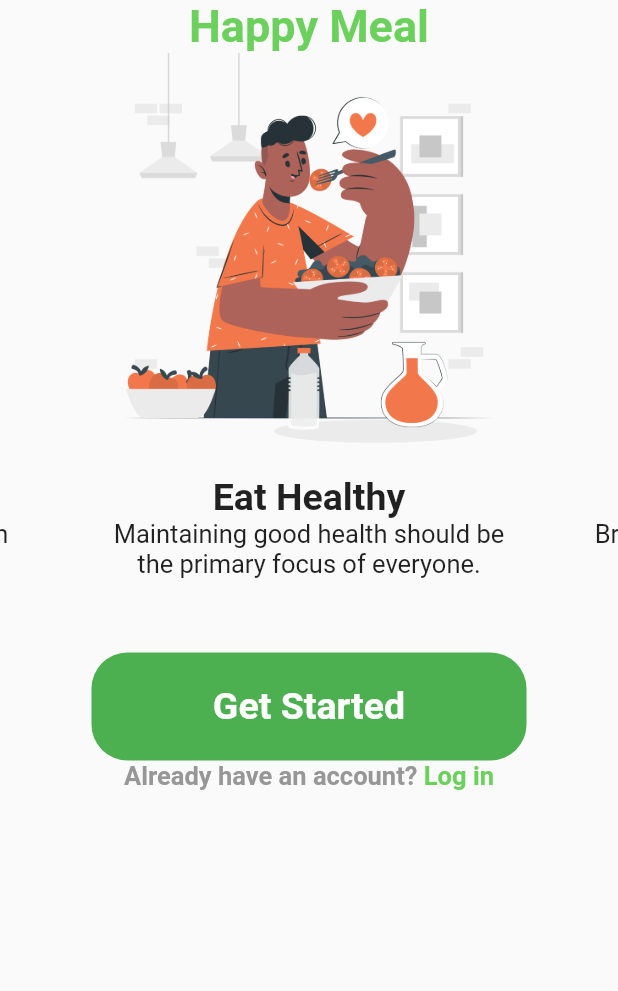
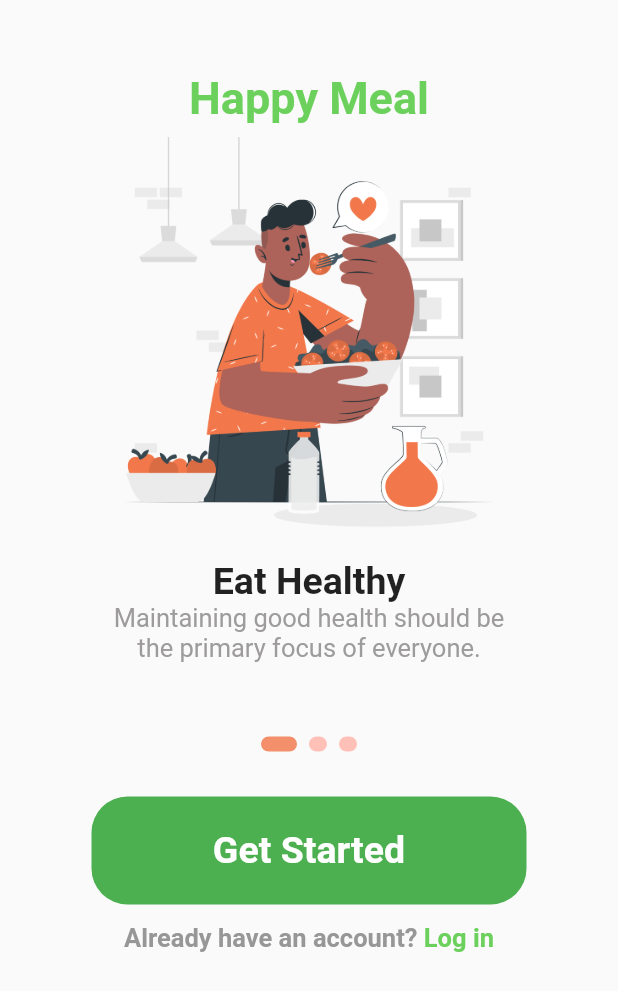
Before and after one commit to SonNguyen9720/plan_meal_app, a Flutter app: the screen it shows after launch, on a phone screen of 412 x 824 dp. Shown: the top 991 px of the screen. Run offline on Flutter 3.47's test engine with Material 2 defaults, Android fonts, the phone set to English and light mode, and no system bars; drawn by our look-alikes of carousel_slider, smooth_page_indicator; our stand-ins replace bloc, equatable, flutter_bloc, get_it, google_fonts; Roboto replaces fonts that are missing (Signika).

Commit message:
Complete onboard_screen

```diff
--- a/lib/config/theme.dart
+++ b/lib/config/theme.dart
@@ -8,6 +8,7 @@ class AppSizes {}
 class AppColors {
   static const green = Color.fromRGBO(108, 209, 92, 1);
   static const orange = Color.fromRGBO(242, 120, 75, 0.82);
+  static const orangeLight = Color.fromRGBO(255, 192, 184, 1);
   static const red = Color(0xFFDB3022);
   static const white = Color(0xFFFFFFFF);
   static const background = Color(0xFFE5E5E5);
@@ -15,7 +16,7 @@ class AppColors {
   static const transparent = Color(0x00000000);
   static const success = Color(0xFF2AA952);
   static const black = Color(0xFF222222);
-  static const lightGray = Color(0xFF9B9B9B);
+  static const lightGray = Color(0xFF9D9B9B);
   static const darkGray = Color(0xFF979797);
 }
 
--- a/lib/main.dart
+++ b/lib/main.dart
@@ -3,7 +3,7 @@ import 'package:flutter_bloc/flutter_bloc.dart';
 import 'package:plan_meal_app/config/routes.dart';
 import 'package:plan_meal_app/config/theme.dart';
 import 'package:plan_meal_app/presentation/features/home/home_screen.dart';
-import 'package:plan_meal_app/presentation/features/onboard/onborad_screen.dart';
+import 'package:plan_meal_app/presentation/features/onboard/onboard_screen.dart';
 import 'package:plan_meal_app/presentation/features/splashscreen/splash_screen_screen.dart';
 
 import 'locator.dart' as service_locator;
--- a/lib/presentation/features/onboard/onboard.dart
+++ b/lib/presentation/features/onboard/onboard.dart
@@ -1 +1 @@
-export 'onborad_screen.dart';
+export 'onboard_screen.dart';
--- a/lib/presentation/features/onboard/onborad_screen.dart
+++ b/lib/presentation/features/onboard/onboard_screen.dart
@@ -2,9 +2,16 @@ import 'package:flutter/material.dart';
 import 'package:plan_meal_app/config/theme.dart';
 import 'package:carousel_slider/carousel_slider.dart';
 import 'package:plan_meal_app/data/model/carousel_item.dart';
+import 'package:smooth_page_indicator/smooth_page_indicator.dart';
 
-class OnboardScreen extends StatelessWidget {
-  OnboardScreen({Key? key}) : super(key: key);
+class OnboardScreen extends StatefulWidget {
+  const OnboardScreen({Key? key}) : super(key: key);
+
+  @override
+  State<OnboardScreen> createState() => _OnboardScreenState();
+}
+
+class _OnboardScreenState extends State<OnboardScreen> {
   final List<CarouselItem> carouselItemList = [
     const CarouselItem(
         image: "assets/intro/onboard_1.png",
@@ -22,18 +29,26 @@ class OnboardScreen extends StatelessWidget {
         description: "With amazing inbuilt tools you can track your progress.")
   ];
 
+  int activeIndex = 0;
+
   @override
   Widget build(BuildContext context) {
     return Scaffold(
       body: Column(
         children: [
-          const Center(
+          const SizedBox(
+            height: 40,
+          ),
+          const Padding(
+            padding: EdgeInsets.fromLTRB(0, 8.0, 0, 8.0),
+            child: Center(
               child: Text(
                 "Happy Meal",
                 style: TextStyle(
                     fontSize: 30,
                     color: AppColors.green,
                     fontWeight: FontWeight.w700),
+              ),
             ),
           ),
           CarouselSlider.builder(
@@ -44,7 +59,17 @@ class OnboardScreen extends StatelessWidget {
               },
               options: CarouselOptions(
                   height: 400,
-              )),
+                  autoPlay: true,
+                  autoPlayInterval: const Duration(seconds: 2),
+                  viewportFraction: 1,
+                  onPageChanged: (index, reason) =>
+                      setState(() => activeIndex = index)),
+
+          ),
+          buildIndicator(),
+          const SizedBox(
+            height: 30,
+          ),
           Center(
             child: SizedBox(
               height: 72,
@@ -68,7 +93,9 @@ class OnboardScreen extends StatelessWidget {
               ),
             ),
           ),
-          Row(
+          Padding(
+            padding: const EdgeInsets.fromLTRB(0, 12.0, 0, 12.0),
+            child: Row(
               mainAxisAlignment: MainAxisAlignment.center,
               children: [
                 const Text(
@@ -89,6 +116,7 @@ class OnboardScreen extends StatelessWidget {
                   onTap: () {},
                 )
               ],
+            ),
           )
         ],
       ),
@@ -96,14 +124,6 @@ class OnboardScreen extends StatelessWidget {
   }
 
   // List buildCarouselItemList() {
-  //   List carouselItemList = [];
-  //   for (int i = 0; i < imageList.length; i++) {
-  //     carouselItemList.add(
-  //         buildCarouselItem(imageList[i], titleList[i], descriptionList[i]));
-  //   }
-  //   return carouselItemList;
-  // }
-
   Widget buildCarouselItem(CarouselItem carouselItem) {
     return SizedBox(
       width: 282,
@@ -130,7 +150,8 @@ class OnboardScreen extends StatelessWidget {
             child: Center(
               child: Text(
                 carouselItem.description,
-                style: const TextStyle(fontSize: 17),
+                style:
+                    const TextStyle(fontSize: 17, color: AppColors.lightGray),
                 textAlign: TextAlign.center,
               ),
             ),
@@ -139,4 +160,18 @@ class OnboardScreen extends StatelessWidget {
       ),
     );
   }
+
+  Widget buildIndicator() {
+    return AnimatedSmoothIndicator(
+      activeIndex: activeIndex,
+      count: carouselItemList.length,
+      effect: const ExpandingDotsEffect(
+        activeDotColor: AppColors.orange,
+        dotColor: AppColors.orangeLight,
+        expansionFactor: 2,
+        dotHeight: 10,
+        dotWidth: 12,
+      ),
+    );
   }
+}
--- a/pubspec.yaml
+++ b/pubspec.yaml
@@ -40,7 +40,7 @@ dependencies:
   google_fonts: 2.2.0
   equatable: ^2.0.3
   carousel_slider: ^4.1.1
-
+  smooth_page_indicator: ^1.0.0+2
 
 dev_dependencies:
   flutter_test:
```
Also changed, not shown: pubspec.lock. Lines whose indentation alone changed are shown as unchanged.
